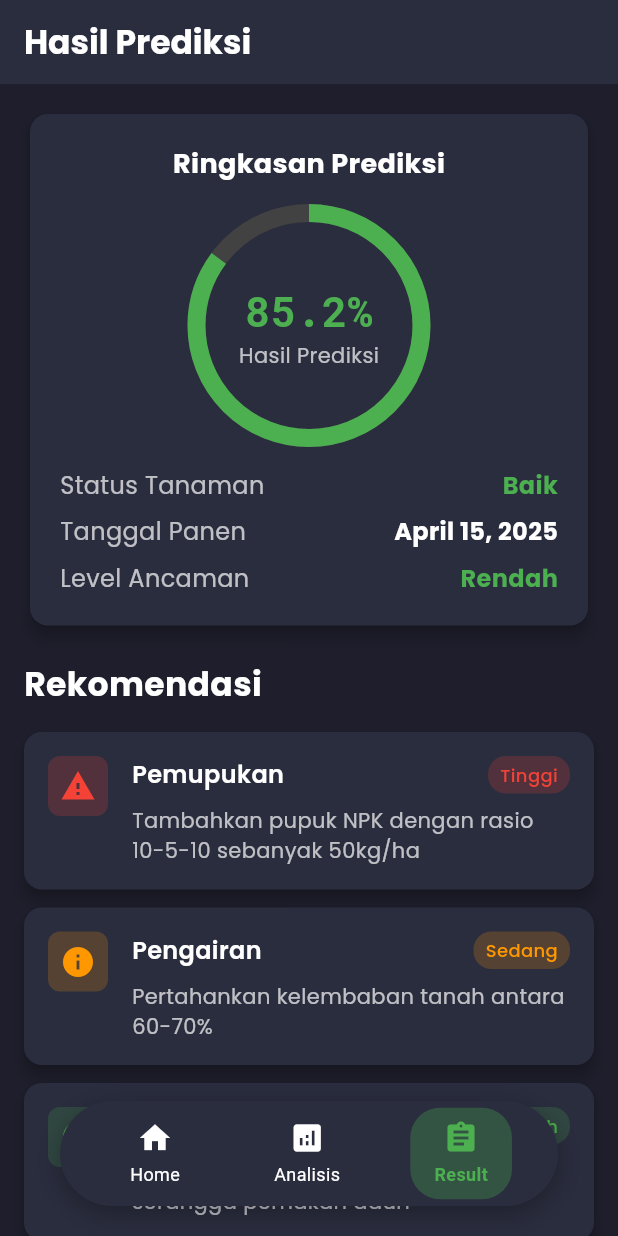
After one commit to rizkydps/coconut-iot, a Flutter app: the MainPage screen opened directly, item 3 of the bottom bar chosen, on a phone screen of 412 x 824 dp. The commit adds this screen. Run offline on Flutter 3.47's test engine with Material 3 defaults, Android fonts, the phone set to English and light mode, and no system bars; our stand-ins replace firebase_auth, firebase_core, flutter_svg, google_fonts, google_sign_in, shared_preferences; accounts and stored records are empty.

Commit message:
added navigation, analisis page n result page

```diff
--- a/lib/src/pages/login_page.dart
+++ b/lib/src/pages/login_page.dart
@@ -5,7 +5,7 @@ import 'package:firebase_auth/firebase_auth.dart';
 import 'package:login_ui_demo/src/pages/register_page.dart';
 import 'package:shared_preferences/shared_preferences.dart';
 import 'auth_service.dart';
-import 'home_page.dart';
+import 'main_page.dart';
 
 
 class LoginPage extends StatefulWidget {
@@ -61,7 +61,7 @@ class _LoginPageState extends State<LoginPage> {
         if (!mounted) return;
         Navigator.pushReplacement(
           context,
-          MaterialPageRoute(builder: (context) => const HomePage()), // Ganti dengan halaman tujuan
+          MaterialPageRoute(builder: (context) => const MainPage()), // Ganti dengan halaman tujuan
         );
       } else {
         setState(() {
@@ -86,7 +86,7 @@ class _LoginPageState extends State<LoginPage> {
         if (!mounted) return;
         Navigator.pushReplacement(
           context,
-          MaterialPageRoute(builder: (context) => const HomePage()), // Ganti dengan halaman tujuan
+          MaterialPageRoute(builder: (context) => const MainPage()), // Ganti dengan halaman tujuan
         );
       }
     } catch (e) {
--- /dev/null
+++ b/lib/src/pages/main_page.dart
@@ -0,0 +1,100 @@
+import 'package:flutter/material.dart';
+import 'home_page.dart';
+import 'analysis_page.dart';
+import 'result_page.dart';
+
+class MainPage extends StatefulWidget {
+  const MainPage({Key? key}) : super(key: key);
+
+  @override
+  State<MainPage> createState() => _MainPageState();
+}
+
+class _MainPageState extends State<MainPage> {
+  int _selectedIndex = 0;
+
+  // List halaman yang akan ditampilkan
+  final List<Widget> _pages = [
+    const HomePage(),
+    const AnalysisPage(),
+    const ResultPage(),
+  ];
+
+  void _onItemTapped(int index) {
+    setState(() {
+      _selectedIndex = index;
+    });
+  }
+
+  @override
+  Widget build(BuildContext context) {
+    return Scaffold(
+      extendBody: true, // Penting agar konten dapat terlihat di bawah navigation bar
+      body: _pages[_selectedIndex], // Menampilkan halaman yang dipilih
+
+      // Navigation bar yang melayang
+      bottomNavigationBar: Padding(
+        padding: const EdgeInsets.only(bottom: 20.0),
+        child: Container(
+          height: 70,
+          margin: const EdgeInsets.symmetric(horizontal: 40),
+          decoration: BoxDecoration(
+            color: const Color(0xFF2A2D3E),
+            borderRadius: BorderRadius.circular(35),
+            boxShadow: [
+              BoxShadow(
+                color: Colors.black.withOpacity(0.3),
+                blurRadius: 15,
+                offset: const Offset(0, 5),
+              ),
+            ],
+          ),
+          child: Row(
+            mainAxisAlignment: MainAxisAlignment.spaceEvenly,
+            children: [
+              _buildNavItem(0, Icons.home, 'Home'),
+              _buildNavItem(1, Icons.analytics, 'Analisis'),
+              _buildNavItem(2, Icons.assignment, 'Result'),
+            ],
+          ),
+        ),
+      ),
+    );
+  }
+
+  // Helper method untuk membangun item navigasi
+  Widget _buildNavItem(int index, IconData icon, String label) {
+    final isSelected = _selectedIndex == index;
+
+    return InkWell(
+      onTap: () => _onItemTapped(index),
+      child: AnimatedContainer(
+        duration: const Duration(milliseconds: 250),
+        padding: const EdgeInsets.symmetric(horizontal: 16, vertical: 8),
+        decoration: BoxDecoration(
+          color: isSelected ? Colors.green.withOpacity(0.3) : Colors.transparent,
+          borderRadius: BorderRadius.circular(20),
+        ),
+        child: Column(
+          mainAxisSize: MainAxisSize.min,
+          children: [
+            Icon(
+              icon,
+              color: isSelected ? Colors.green : Colors.white,
+              size: 24,
+            ),
+            const SizedBox(height: 4),
+            Text(
+              label,
+              style: TextStyle(
+                color: isSelected ? Colors.green : Colors.white,
+                fontSize: 12,
+                fontWeight: isSelected ? FontWeight.bold : FontWeight.normal,
+              ),
+            ),
+          ],
+        ),
+      ),
+    );
+  }
+}
--- /dev/null
+++ b/lib/src/pages/result_page.dart
@@ -0,0 +1,324 @@
+import 'package:flutter/material.dart';
+import 'package:google_fonts/google_fonts.dart';
+
+class ResultPage extends StatefulWidget {
+  const ResultPage({Key? key}) : super(key: key);
+
+  @override
+  State<ResultPage> createState() => _ResultPageState();
+}
+
+class _ResultPageState extends State<ResultPage> {
+  // Data contoh untuk hasil prediksi dan rekomendasi
+  final Map<String, dynamic> _predictionResult = {
+    'harvestDate': 'April 15, 2025',
+    'predictedYield': 85.2, // dalam persen dari hasil maksimal
+    'healthStatus': 'Baik',
+    'threatLevel': 'Rendah',
+    'recommendations': [
+      {
+        'title': 'Pemupukan',
+        'description': 'Tambahkan pupuk NPK dengan rasio 10-5-10 sebanyak 50kg/ha',
+        'priority': 'Tinggi'
+      },
+      {
+        'title': 'Pengairan',
+        'description': 'Pertahankan kelembaban tanah antara 60-70%',
+        'priority': 'Sedang'
+      },
+      {
+        'title': 'Kontrol Hama',
+        'description': 'Periksa adanya serangan kutu dan serangga pemakan daun',
+        'priority': 'Rendah'
+      },
+    ],
+  };
+
+  @override
+  Widget build(BuildContext context) {
+    return Scaffold(
+      backgroundColor: const Color(0xFF1E1E2C),
+      appBar: AppBar(
+        backgroundColor: const Color(0xFF2A2D3E),
+        elevation: 0,
+        title: Text(
+          'Hasil Prediksi',
+          style: GoogleFonts.poppins(
+            fontWeight: FontWeight.bold,
+            color: Colors.white,
+          ),
+        ),
+      ),
+      body: SafeArea(
+        bottom: false,
+        child: SingleChildScrollView(
+          physics: const BouncingScrollPhysics(),
+          child: Padding(
+            padding: const EdgeInsets.all(16.0),
+            child: Column(
+              crossAxisAlignment: CrossAxisAlignment.start,
+              children: [
+                // Prediction Summary Card
+                Card(
+                  color: const Color(0xFF2A2D3E),
+                  elevation: 4,
+                  shape: RoundedRectangleBorder(
+                    borderRadius: BorderRadius.circular(12),
+                  ),
+                  child: Padding(
+                    padding: const EdgeInsets.all(20.0),
+                    child: Column(
+                      children: [
+                        Text(
+                          'Ringkasan Prediksi',
+                          style: GoogleFonts.poppins(
+                            fontSize: 18,
+                            fontWeight: FontWeight.bold,
+                            color: Colors.white,
+                          ),
+                        ),
+                        const SizedBox(height: 20),
+                        // Yield Indicator
+                        SizedBox(
+                          height: 150,
+                          child: Stack(
+                            alignment: Alignment.center,
+                            children: [
+                              SizedBox(
+                                width: 150,
+                                height: 150,
+                                child: CircularProgressIndicator(
+                                  value: _predictionResult['predictedYield'] / 100,
+                                  strokeWidth: 12,
+                                  backgroundColor: Colors.grey.shade800,
+                                  valueColor: AlwaysStoppedAnimation<Color>(
+                                    _getYieldColor(_predictionResult['predictedYield']),
+                                  ),
+                                ),
+                              ),
+                              Column(
+                                mainAxisSize: MainAxisSize.min,
+                                children: [
+                                  Text(
+                                    '${_predictionResult['predictedYield']}%',
+                                    style: GoogleFonts.robotoMono(
+                                      fontSize: 28,
+                                      fontWeight: FontWeight.bold,
+                                      color: _getYieldColor(_predictionResult['predictedYield']),
+                                    ),
+                                  ),
+                                  Text(
+                                    'Hasil Prediksi',
+                                    style: GoogleFonts.poppins(
+                                      fontSize: 14,
+                                      color: Colors.white70,
+                                    ),
+                                  ),
+                                ],
+                              ),
+                            ],
+                          ),
+                        ),
+                        const SizedBox(height: 20),
+                        // Prediction Details
+                        _buildDetailRow('Status Tanaman', _predictionResult['healthStatus'],
+                          _getHealthColor(_predictionResult['healthStatus'])),
+                        const SizedBox(height: 8),
+                        _buildDetailRow('Tanggal Panen', _predictionResult['harvestDate'], Colors.white),
+                        const SizedBox(height: 8),
+                        _buildDetailRow('Level Ancaman', _predictionResult['threatLevel'],
+                          _getThreatColor(_predictionResult['threatLevel'])),
+                      ],
+                    ),
+                  ),
+                ),
+
+                const SizedBox(height: 20),
+
+                // Recommendations Section
+                Text(
+                  'Rekomendasi',
+                  style: GoogleFonts.poppins(
+                    fontSize: 22,
+                    fontWeight: FontWeight.bold,
+                    color: Colors.white,
+                  ),
+                ),
+
+                const SizedBox(height: 16),
+
+                // Recommendations List
+                ListView.builder(
+                  shrinkWrap: true,
+                  physics: const NeverScrollableScrollPhysics(),
+                  itemCount: _predictionResult['recommendations'].length,
+                  itemBuilder: (context, index) {
+                    final item = _predictionResult['recommendations'][index];
+                    return Card(
+                      color: const Color(0xFF2A2D3E),
+                      elevation: 4,
+                      margin: const EdgeInsets.only(bottom: 12),
+                      shape: RoundedRectangleBorder(
+                        borderRadius: BorderRadius.circular(12),
+                      ),
+                      child: Padding(
+                        padding: const EdgeInsets.all(16),
+                        child: Row(
+                          crossAxisAlignment: CrossAxisAlignment.start,
+                          children: [
+                            Container(
+                              padding: const EdgeInsets.all(8),
+                              decoration: BoxDecoration(
+                                color: _getPriorityColor(item['priority']).withOpacity(0.2),
+                                borderRadius: BorderRadius.circular(8),
+                              ),
+                              child: Icon(
+                                _getPriorityIcon(item['priority']),
+                                color: _getPriorityColor(item['priority']),
+                                size: 24,
+                              ),
+                            ),
+                            const SizedBox(width: 16),
+                            Expanded(
+                              child: Column(
+                                crossAxisAlignment: CrossAxisAlignment.start,
+                                children: [
+                                  Row(
+                                    mainAxisAlignment: MainAxisAlignment.spaceBetween,
+                                    children: [
+                                      Text(
+                                        item['title'],
+                                        style: GoogleFonts.poppins(
+                                          fontSize: 16,
+                                          fontWeight: FontWeight.w600,
+                                          color: Colors.white,
+                                        ),
+                                      ),
+                                      Container(
+                                        padding: const EdgeInsets.symmetric(horizontal: 8, vertical: 4),
+                                        decoration: BoxDecoration(
+                                          color: _getPriorityColor(item['priority']).withOpacity(0.2),
+                                          borderRadius: BorderRadius.circular(12),
+                                        ),
+                                        child: Text(
+                                          item['priority'],
+                                          style: GoogleFonts.poppins(
+                                            fontSize: 12,
+                                            fontWeight: FontWeight.w500,
+                                            color: _getPriorityColor(item['priority']),
+                                          ),
+                                        ),
+                                      ),
+                                    ],
+                                  ),
+                                  const SizedBox(height: 8),
+                                  Text(
+                                    item['description'],
+                                    style: GoogleFonts.poppins(
+                                      fontSize: 14,
+                                      color: Colors.white70,
+                                    ),
+                                  ),
+                                ],
+                              ),
+                            ),
+                          ],
+                        ),
+                      ),
+                    );
+                  },
+                ),
+              ],
+            ),
+          ),
+        ),
+      ),
+    );
+  }
+
+  // Helper methods for styling
+  Color _getYieldColor(double yield) {
+    if (yield >= 80) {
+      return Colors.green;
+    } else if (yield >= 50) {
+      return Colors.orange;
+    } else {
+      return Colors.red;
+    }
+  }
+
+  Color _getHealthColor(String healthStatus) {
+    switch (healthStatus) {
+      case 'Baik':
+        return Colors.green;
+      case 'Sedang':
+        return Colors.orange;
+      case 'Buruk':
+        return Colors.red;
+      default:
+        return Colors.white;
+    }
+  }
+
+  Color _getThreatColor(String threatLevel) {
+    switch (threatLevel) {
+      case 'Rendah':
+        return Colors.green;
+      case 'Sedang':
+        return Colors.orange;
+      case 'Tinggi':
+        return Colors.red;
+      default:
+        return Colors.white;
+    }
+  }
+
+  Color _getPriorityColor(String priority) {
+    switch (priority) {
+      case 'Tinggi':
+        return Colors.red;
+      case 'Sedang':
+        return Colors.orange;
+      case 'Rendah':
+        return Colors.green;
+      default:
+        return Colors.white;
+    }
+  }
+
+  IconData _getPriorityIcon(String priority) {
+    switch (priority) {
+      case 'Tinggi':
+        return Icons.warning;
+      case 'Sedang':
+        return Icons.info;
+      case 'Rendah':
+        return Icons.check_circle;
+      default:
+        return Icons.help;
+    }
+  }
+
+  Widget _buildDetailRow(String label, String value, Color color) {
+    return Row(
+      mainAxisAlignment: MainAxisAlignment.spaceBetween,
+      children: [
+        Text(
+          label,
+          style: GoogleFonts.poppins(
+            fontSize: 16,
+            color: Colors.white70,
+          ),
+        ),
+        Text(
+          value,
+          style: GoogleFonts.poppins(
+            fontSize: 16,
+            fontWeight: FontWeight.bold,
+            color: color,
+          ),
+        ),
+      ],
+    );
+  }
+}
```
Also changed, not shown: lib/src/pages/analysis_page.dart (added, +299 -0 lines), lib/src/pages/home_page.dart (+6 -5 lines), lib/src/pages/register_page.dart (+6 -3 lines).
